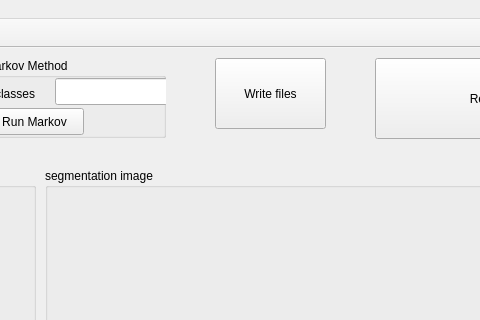
First picture: the form in SimpleView.ui, repository ryderlin/MIP_KneePrj, before the edit; both pictures show x 545 to 1025 and y 0 to 320 of the 1177 by 719 pixel window.
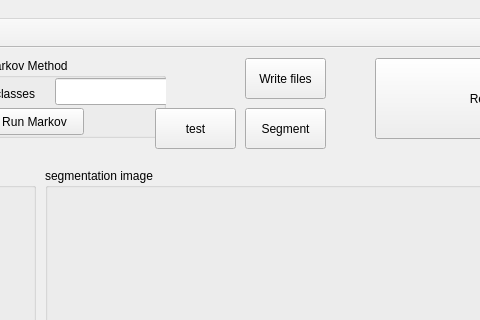
Second picture: the form after the edit. Icons and pictures are not drawn. Custom widgets are drawn as their Qt base class.

Commit message: temp test for add pickpixel

Patch:
```diff
--- a/SimpleView.ui
+++ b/SimpleView.ui
@@ -385,16 +385,42 @@
    <widget class="QPushButton" name="btnWriteFile">
     <property name="geometry">
      <rect>
-      <x>760</x>
+      <x>790</x>
       <y>10</y>
-      <width>111</width>
-      <height>71</height>
+      <width>81</width>
+      <height>41</height>
      </rect>
     </property>
     <property name="text">
      <string>Write files</string>
     </property>
    </widget>
+   <widget class="QPushButton" name="btnSeg">
+    <property name="geometry">
+     <rect>
+      <x>790</x>
+      <y>60</y>
+      <width>81</width>
+      <height>41</height>
+     </rect>
+    </property>
+    <property name="text">
+     <string>Segment</string>
+    </property>
+   </widget>
+   <widget class="QPushButton" name="btnTest">
+    <property name="geometry">
+     <rect>
+      <x>700</x>
+      <y>60</y>
+      <width>81</width>
+      <height>41</height>
+     </rect>
+    </property>
+    <property name="text">
+     <string>test</string>
+    </property>
+   </widget>
   </widget>
   <widget class="QMenuBar" name="menubar">
    <property name="geometry">
```
Left out of the diff: 12 changed lines with no effect on the pictures. The commit also changes 2 other files.
